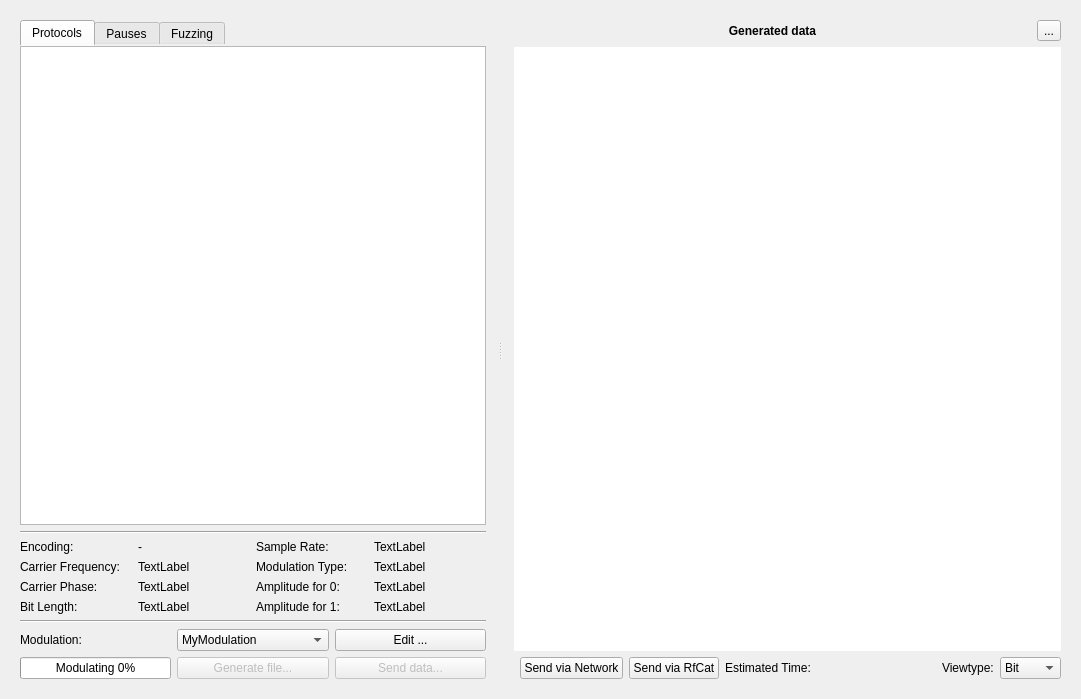
jopohl/urh, file ui/generator.ui: the form before one commit.
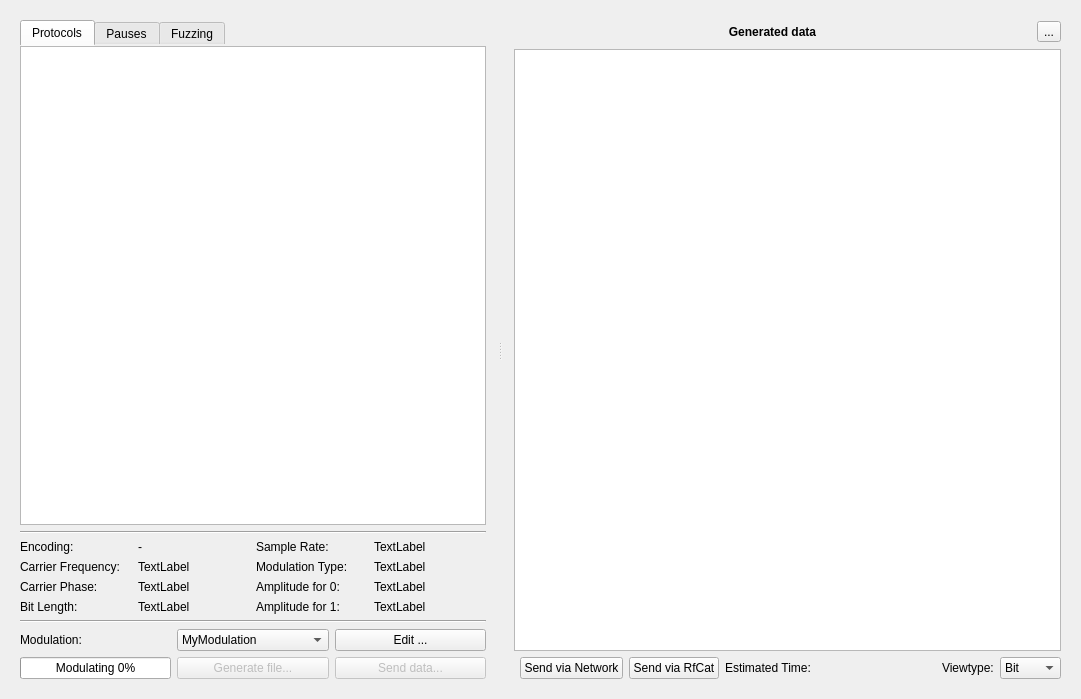
The form after the commit. Icons and pictures are not drawn. Custom widgets are drawn as their Qt base class.

The edit to the form file:
```diff
--- a/ui/generator.ui
+++ b/ui/generator.ui
@@ -40,10 +40,10 @@
      <widget class="QWidget" name="scrollAreaWidgetContents">
       <property name="geometry">
        <rect>
-        <x>-117</x>
+        <x>0</x>
         <y>0</y>
-        <width>1198</width>
-        <height>686</height>
+        <width>1081</width>
+        <height>699</height>
        </rect>
       </property>
       <layout class="QVBoxLayout" name="verticalLayout_2">
@@ -616,7 +616,7 @@
               <bool>true</bool>
              </property>
              <property name="frameShape">
-              <enum>QFrame::NoFrame</enum>
+              <enum>QFrame::StyledPanel</enum>
              </property>
              <property name="dragEnabled">
               <bool>false</bool>
@@ -655,6 +655,12 @@
            </item>
            <item row="0" column="0" colspan="7">
             <layout class="QHBoxLayout" name="horizontalLayout">
+             <property name="topMargin">
+              <number>1</number>
+             </property>
+             <property name="bottomMargin">
+              <number>1</number>
+             </property>
              <item>
               <widget class="QLabel" name="label_3">
                <property name="font">
```
